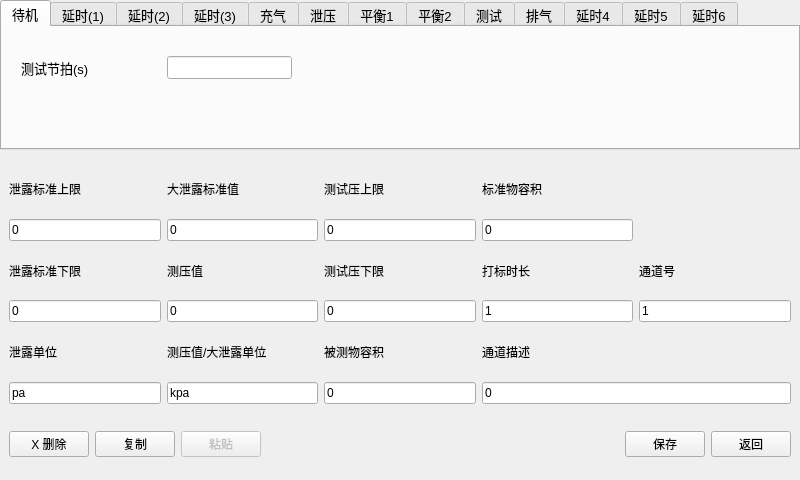
Before: the Qt Designer form formargssettings.ui in LEmbedder/widget-mcu, drawn with Qt 5.
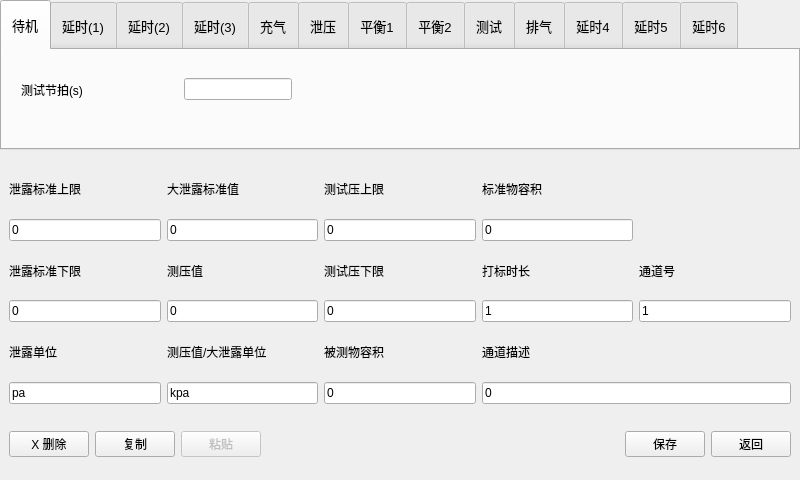
After: the same form once the commit is applied.

What changed in the file:
```diff
--- a/formargssettings.ui
+++ b/formargssettings.ui
@@ -42,6 +42,9 @@
        <pointsize>10</pointsize>
       </font>
      </property>
+     <property name="styleSheet">
+      <string notr="true">QTabBar::tab{height:50}</string>
+     </property>
      <property name="tabPosition">
       <enum>QTabWidget::North</enum>
      </property>
```
Left out of the diff: 12 changed lines with no effect on the pictures.
